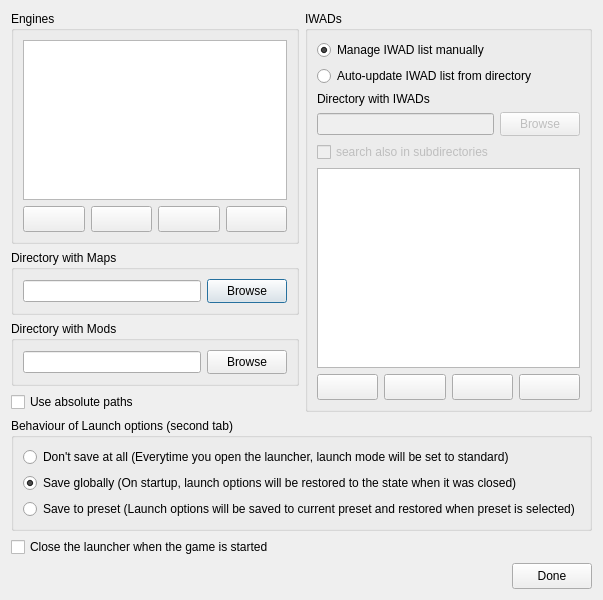
Qt form Forms/SetupDialog.ui (Youda008/DoomRunner) before a commit.
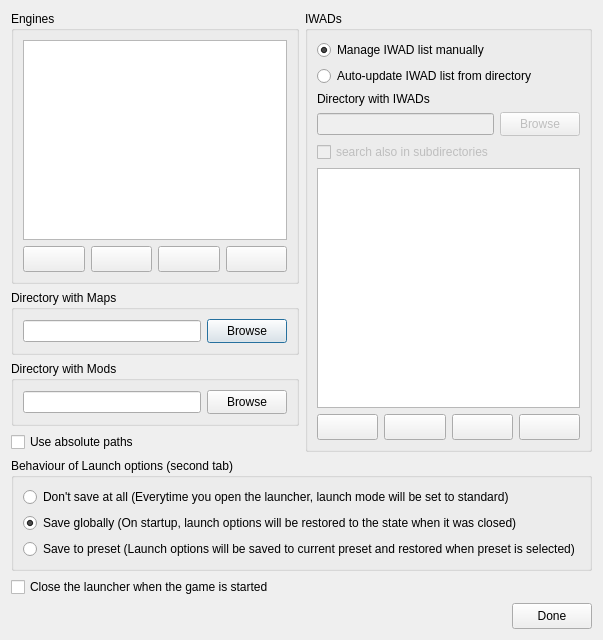
The same form after that commit. Icons and pictures are not drawn. Custom widgets are drawn as their Qt base class.

Commit message: fine-tuned SetupDialog size

The edit to the form file:
```diff
--- a/Forms/SetupDialog.ui
+++ b/Forms/SetupDialog.ui
@@ -9,8 +9,8 @@
    <rect>
     <x>0</x>
     <y>0</y>
-    <width>550</width>
-    <height>600</height>
+    <width>560</width>
+    <height>640</height>
    </rect>
   </property>
   <property name="windowTitle">
```
